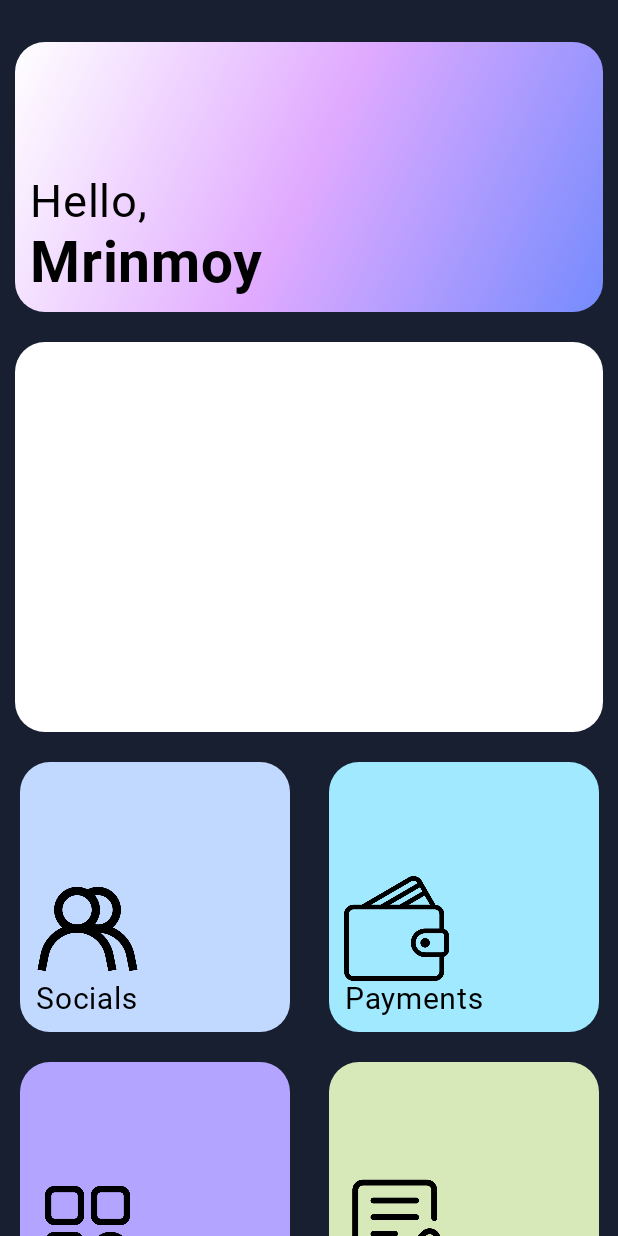
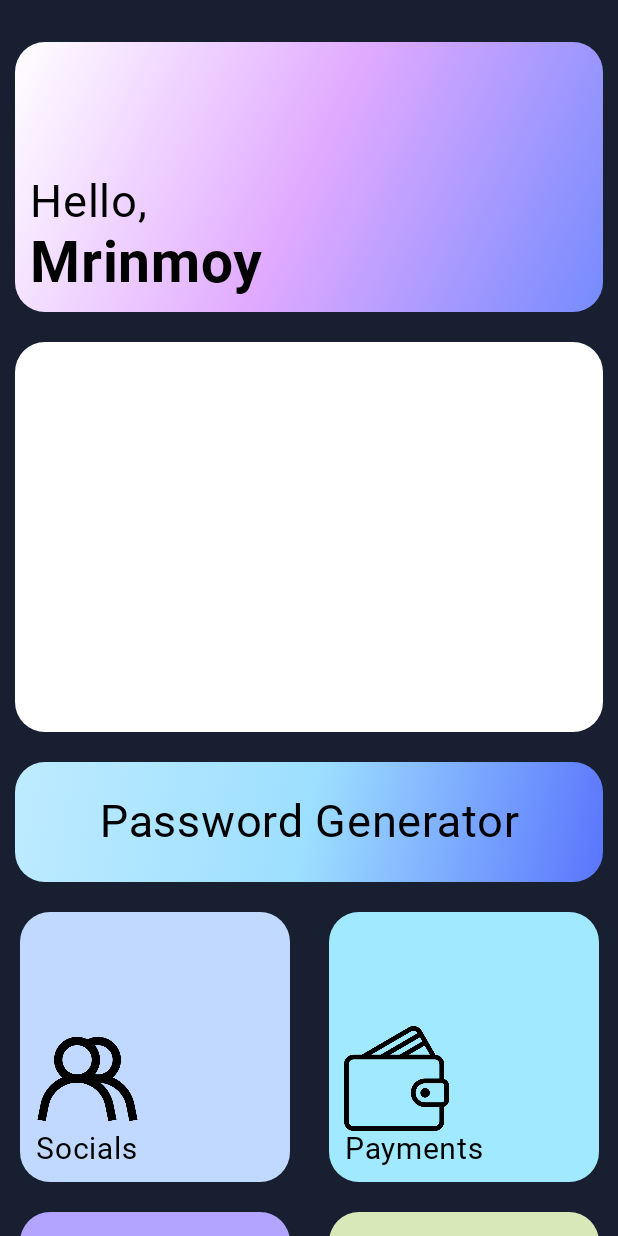
Before and after one commit to mrinmoyxb/Anzen-PasswordsVault, an Android app built with Jetpack Compose: the screen it shows after launch (MainActivity), on a phone screen of 412 x 824 dp. Run offline under Robolectric (Android 15) with nearby library versions, the phone set to English and light mode, and no system bars; libraries missing offline, so code that uses them is left out: com.chaquo.python.

Commit message:
password generator button

```diff
--- a/app/build.gradle.kts
+++ b/app/build.gradle.kts
@@ -85,6 +85,7 @@ dependencies {
     implementation("androidx.compose.ui:ui-graphics")
     implementation("androidx.compose.ui:ui-tooling-preview")
     implementation("androidx.compose.material3:material3")
+    implementation("androidx.wear.compose:compose-material:1.3.0")
     testImplementation("junit:junit:4.13.2")
     androidTestImplementation("androidx.test.ext:junit:1.1.5")
     androidTestImplementation("androidx.test.espresso:espresso-core:3.5.1")
--- /dev/null
+++ b/app/src/main/java/com/example/passwordmanager/SwipeButton/Component/ConfirmationState.kt
@@ -0,0 +1,6 @@
+package com.example.passwordmanager.SwipeButton.Component
+
+enum class ConfirmationState {
+    DEFAULT,
+    CONFIRMED
+}
--- a/app/src/main/java/com/example/passwordmanager/View/HomeScreen/HomeScreen/HomeScreen.kt
+++ b/app/src/main/java/com/example/passwordmanager/View/HomeScreen/HomeScreen/HomeScreen.kt
@@ -21,6 +21,7 @@ import com.example.passwordmanager.R
 import com.example.passwordmanager.View.HomeScreen.Components.AnalyseComponent
 import com.example.passwordmanager.View.HomeScreen.Components.IconComponent
 import com.example.passwordmanager.View.HomeScreen.Components.NameComponent
+import com.example.passwordmanager.View.PassWordGenerator.Components.PasswordNavigationCard
 
 @Preview(showBackground = true)
 @Composable
@@ -31,7 +32,10 @@ fun HomeScreen() {
                 Spacer(modifier = Modifier.height(18.dp))
 
                 NameComponent("Mrinmoy")
+
                 AnalyseComponent()
+
+                PasswordNavigationCard({})
 
                 Row(
                     modifier = Modifier.fillMaxWidth(),
@@ -56,6 +60,8 @@ fun HomeScreen() {
                         label = "Notes",
                         color = colorResource(id = R.color.color7), onClick = {})
                 }
+
+
             }
         }
     }
--- /dev/null
+++ b/app/src/main/java/com/example/passwordmanager/View/PassWordGenerator/Components/PasswordNavigationCard.kt
@@ -0,0 +1,78 @@
+package com.example.passwordmanager.View.PassWordGenerator.Components
+
+import androidx.compose.foundation.background
+import androidx.compose.foundation.clickable
+import androidx.compose.foundation.layout.Arrangement
+import androidx.compose.foundation.layout.Box
+import androidx.compose.foundation.layout.Column
+import androidx.compose.foundation.layout.fillMaxSize
+import androidx.compose.foundation.layout.fillMaxWidth
+import androidx.compose.foundation.layout.height
+import androidx.compose.foundation.layout.padding
+import androidx.compose.foundation.shape.RoundedCornerShape
+import androidx.compose.material3.Card
+import androidx.compose.material3.CardDefaults
+import androidx.compose.material3.Text
+import androidx.compose.runtime.Composable
+import androidx.compose.ui.Alignment
+import androidx.compose.ui.Modifier
+import androidx.compose.ui.graphics.Brush
+import androidx.compose.ui.graphics.Color
+import androidx.compose.ui.res.colorResource
+import androidx.compose.ui.text.font.FontWeight
+import androidx.compose.ui.text.style.TextAlign
+import androidx.compose.ui.tooling.preview.Preview
+import androidx.compose.ui.unit.dp
+import androidx.compose.ui.unit.sp
+import com.example.passwordmanager.R
+import com.example.passwordmanager.View.HomeScreen.Components.NameComponent
+import com.example.passwordmanager.ui.theme.roboto
+
+@Composable
+fun PasswordNavigationCard(onClick: ()-> Unit){
+
+    val c = listOf(Color(0xFFBEEBFF), Color(0xFF9DDFFF), Color(0xFF5A74FC))
+
+    Card(
+        modifier = Modifier
+            .fillMaxWidth()
+            .height(100.dp)
+            .padding(10.dp)
+            .clickable{onClick},
+        shape = RoundedCornerShape(20.dp),
+        colors = CardDefaults.cardColors(Color.Transparent)
+
+    ) {
+        Box(
+            modifier = Modifier.fillMaxSize().background(Brush.linearGradient(c)),
+            contentAlignment = Alignment.Center
+        ) {
+            Column(
+                modifier = Modifier
+                    .fillMaxSize()
+                    .padding(10.dp),
+                verticalArrangement = Arrangement.Center,
+                horizontalAlignment = Alignment.CenterHorizontally
+            ) {
+                Text("Password Generator", fontSize = 30.sp,
+                    fontFamily = roboto, fontWeight = FontWeight.Normal,
+                    color = Color.Black,
+                    textAlign = TextAlign.Center
+                    )
+            }
+        }
+    }
+}
+
+
+@Preview(showBackground = true)
+@Composable
+fun DisplayPasswordNavigationCard() {
+    Column(
+        modifier = Modifier
+            .fillMaxSize()
+            .background(colorResource(id = R.color.background_color))
+    ) {
+        PasswordNavigationCard({})
+    }
+}
```
Also changed, not shown: app/src/main/java/com/example/passwordmanager/SwipeButton/Component/ConfirmationButton.kt (added, +15 -0 lines), app/src/main/java/com/example/passwordmanager/SwipeButton/Component/DraggableControl.kt (added, +51 -0 lines).
